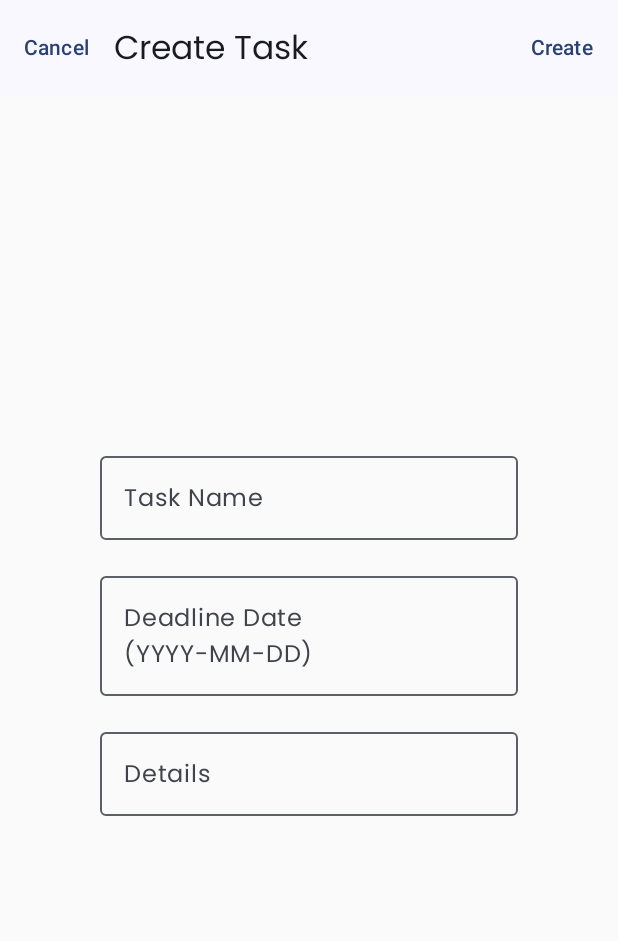
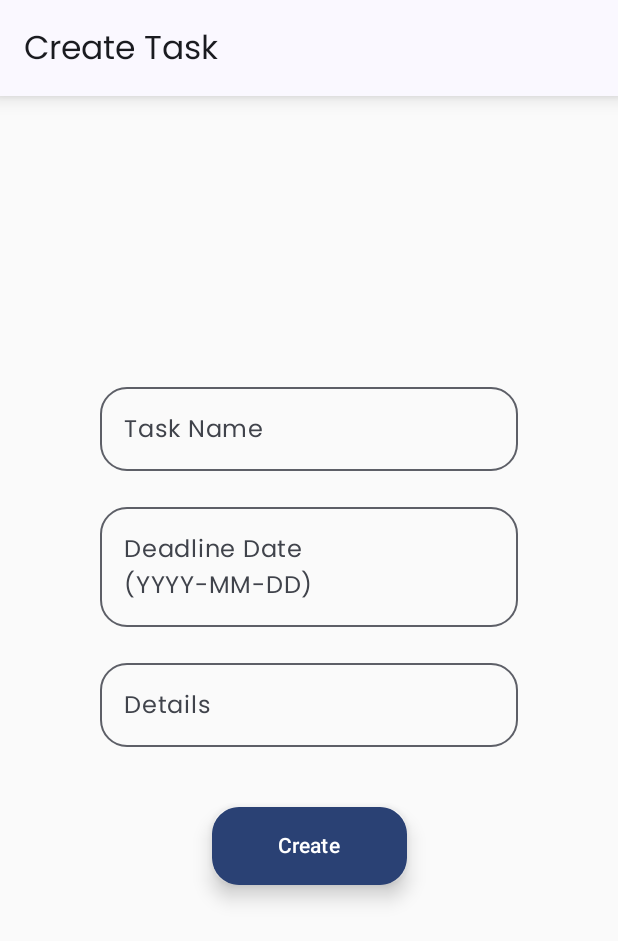
Before and after one commit to haniefa/taskplanner, an Android app built with Jetpack Compose: the CreateTaskPage screen opened through its navigation route, on a phone screen of 412 x 824 dp. Shown: the top 941 px of the screen. Run offline under Robolectric (Android 15) with nearby library versions, the phone set to English and light mode, and no system bars.

Commit message:
update UI

```diff
--- a/app/src/main/java/com/example/tahubulatz/CreateTaskPage.kt
+++ b/app/src/main/java/com/example/tahubulatz/CreateTaskPage.kt
@@ -1,17 +1,28 @@
 import android.util.Log
 import android.widget.Toast
+import androidx.compose.foundation.Image
+import androidx.compose.foundation.background
 import androidx.compose.foundation.border
 import androidx.compose.foundation.layout.*
+import androidx.compose.foundation.shape.RoundedCornerShape
 import androidx.compose.foundation.text.KeyboardOptions
+import androidx.compose.material.icons.Icons
+import androidx.compose.material.icons.filled.Home
 import androidx.compose.material3.*
 import androidx.compose.runtime.*
 import androidx.compose.ui.Alignment
 import androidx.compose.ui.Modifier
+import androidx.compose.ui.draw.shadow
 import androidx.compose.ui.graphics.Color
 import androidx.compose.ui.platform.LocalContext
+import androidx.compose.ui.res.painterResource
+import androidx.compose.ui.text.TextStyle
 import androidx.compose.ui.text.input.KeyboardType
 import androidx.compose.ui.unit.dp
+import androidx.compose.ui.unit.sp
+import com.example.tahubulatz.R
 import com.example.tahubulatz.Task
+import com.example.tahubulatz.ui.theme.Pink40
 import com.example.tahubulatz.TaskViewModel
 import java.text.SimpleDateFormat
 import java.util.*
@@ -30,27 +41,29 @@ fun CreateTaskPage(
     // Top bar
     TopAppBar(
         title = { Text(text = "Create Task") },
+        modifier = Modifier.shadow(
+            elevation = 8.dp,
+            shape = RoundedCornerShape(0.dp)),
         navigationIcon = {
-            TextButton(onClick = { onNavigateUp() }) {
-                Text("Cancel")
-            }
+//            Icon(Icons.Default.Home, contentDescription = "Delete", tint = Color.Black, modifier = Modifier
+//                .size(36.dp))
         },
         actions = {
-            TextButton(onClick = {
-                val newTask = Task(
-                    id = System.currentTimeMillis().toInt(),
-                    name = taskName,
-                    deadline = convertToDateMillis(taskDeadline),
-                    isCompleted = false,
-                    details = taskDetails
-                )
-                taskViewModel.addTask(newTask)
-                Log.d("CreateTaskPage", "taskId: ${newTask.id}")
-                onNavigateUp()
-                Toast.makeText(mContext, "Task Created", Toast.LENGTH_LONG).show()
-            }) {
-                Text("Create")
-            }
+//            TextButton(onClick = {
+//                val newTask = Task(
+//                    id = System.currentTimeMillis().toInt(),
+//                    name = taskName,
+//                    deadline = convertToDateMillis(taskDeadline),
+//                    isCompleted = false,
+//                    details = taskDetails
+//                )
+//                taskViewModel.addTask(newTask)
+//                Log.d("CreateTaskPage", "taskId: ${newTask.id}")
+//                onNavigateUp()
+//                Toast.makeText(mContext, "Task Created", Toast.LENGTH_LONG).show()
+//            }) {
+//                Text("Create")
+//            }
         }
     )
     // Wrapper composable with padding
@@ -75,7 +88,9 @@ fun CreateTaskPage(
             OutlinedTextField(
                 modifier = Modifier
                     .fillMaxWidth(0.8f) // Adjust the width as needed
-                    .border(40.dp, Color.Transparent),
+                    .border(40.dp, Color.Transparent)
+                ,
+                shape = RoundedCornerShape(18.dp),
                 value = taskName,
                 onValueChange = { taskName = it },
                 label = { Text("Task Name") }
@@ -88,6 +103,7 @@ fun CreateTaskPage(
                 modifier = Modifier
                     .fillMaxWidth(0.8f) // Adjust the width as needed
                     .border(40.dp, Color.Transparent),
+                shape = RoundedCornerShape(18.dp),
                 value = taskDeadline,
                 onValueChange = { taskDeadline = it },
                 label = { Text("Deadline Date (YYYY-MM-DD)") },
@@ -103,11 +119,49 @@ fun CreateTaskPage(
                 modifier = Modifier
                     .fillMaxWidth(0.8f) // Adjust the width as needed
                     .border(40.dp, Color.Transparent),
+                shape = RoundedCornerShape(18.dp),
                 value = taskDetails,
                 onValueChange = { taskDetails = it },
                 label = { Text("Details") },
                 maxLines = 5
             )
+
+            Spacer(modifier = Modifier.height(40.dp))
+
+
+            Row() {
+                // Create Button
+                TextButton(
+                    modifier = Modifier
+                        .height(52.dp)
+                        .width(150.dp)
+                        .padding(10.dp, 0.dp)
+                        .shadow(
+                            elevation = 8.dp,
+                            shape = RoundedCornerShape(16.dp),
+                        ),
+                    colors = ButtonDefaults.buttonColors(),
+                    shape = RoundedCornerShape(18.dp),
+                    onClick = {
+                        val newTask = Task(
+                            id = System.currentTimeMillis().toInt(),
+                            name = taskName,
+                            deadline = convertToDateMillis(taskDeadline),
+                            isCompleted = false,
+                            details = taskDetails
+                        )
+                        taskViewModel.addTask(newTask)
+                        Log.d("CreateTaskPage", "taskId: ${newTask.id}")
+                        onNavigateUp()
+                        Toast.makeText(mContext, "Task Created", Toast.LENGTH_LONG).show()
+                    }) {
+                    Text(text ="Create",
+//                        style = TextStyle(fontSize = 20.sp)
+                    )
+                }
+            }
+
+
         }
     }
 }
--- a/app/src/main/java/com/example/tahubulatz/HomePage.kt
+++ b/app/src/main/java/com/example/tahubulatz/HomePage.kt
@@ -16,6 +16,7 @@ import androidx.compose.foundation.layout.padding
 import androidx.compose.foundation.layout.width
 import androidx.compose.foundation.lazy.LazyColumn
 import androidx.compose.foundation.lazy.items
+import androidx.compose.foundation.shape.RoundedCornerShape
 import androidx.compose.material.icons.Icons
 import androidx.compose.material.icons.filled.Add
 import androidx.compose.material.icons.filled.Delete
@@ -36,6 +37,7 @@ import androidx.compose.runtime.getValue
 import androidx.compose.ui.Alignment
 import androidx.compose.ui.Modifier
 import androidx.compose.ui.draw.alpha
+import androidx.compose.ui.draw.shadow
 import androidx.compose.ui.graphics.Color
 import androidx.compose.ui.platform.LocalContext
 import androidx.compose.ui.text.TextStyle
@@ -62,7 +64,10 @@ fun HomePage(
         Scaffold(
             topBar = {
                 TopAppBar(
-                    modifier = Modifier,
+                    modifier = Modifier.shadow(
+                        elevation = 8.dp,
+                        shape = RoundedCornerShape(0.dp)
+                    ),
                     title = { Text(text = "TASK PLANNER") }
                 )
             },
```
Also changed, not shown: app/src/main/java/com/example/tahubulatz/EditTaskPage.kt (+85 -24 lines).
